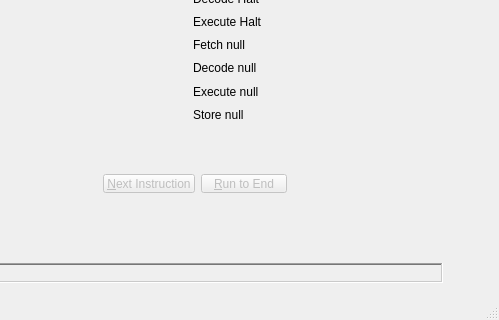
First picture: the form in Gemini/ui/gemini.ui, repository thegreatpissant/gemini, before the edit; both pictures show x 258 to 757 and y 396 to 716 of the 757 by 716 pixel window.
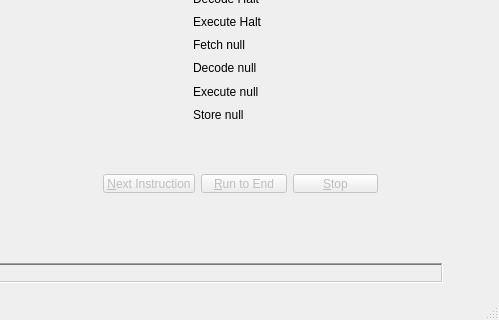
Second picture: the form after the edit.

Commit message: Added a stop button to the QTimer. Added the stalls for mul, div, and branching.  As well as the 32bit MUL and DIV.

Patch:
```diff
--- a/Gemini/ui/gemini.ui
+++ b/Gemini/ui/gemini.ui
@@ -999,7 +999,7 @@
      <rect>
       <x>350</x>
       <y>540</y>
-      <width>206</width>
+      <width>297</width>
       <height>41</height>
      </rect>
     </property>
@@ -1024,6 +1024,16 @@
        </property>
       </widget>
      </item>
+     <item>
+      <widget class="QPushButton" name="pushButton_runall_2">
+       <property name="enabled">
+        <bool>false</bool>
+       </property>
+       <property name="text">
+        <string>&amp;Stop</string>
+       </property>
+      </widget>
+     </item>
     </layout>
    </widget>
    <widget class="QWidget" name="horizontalLayoutWidget">
```
The commit also changes 3 other files.
